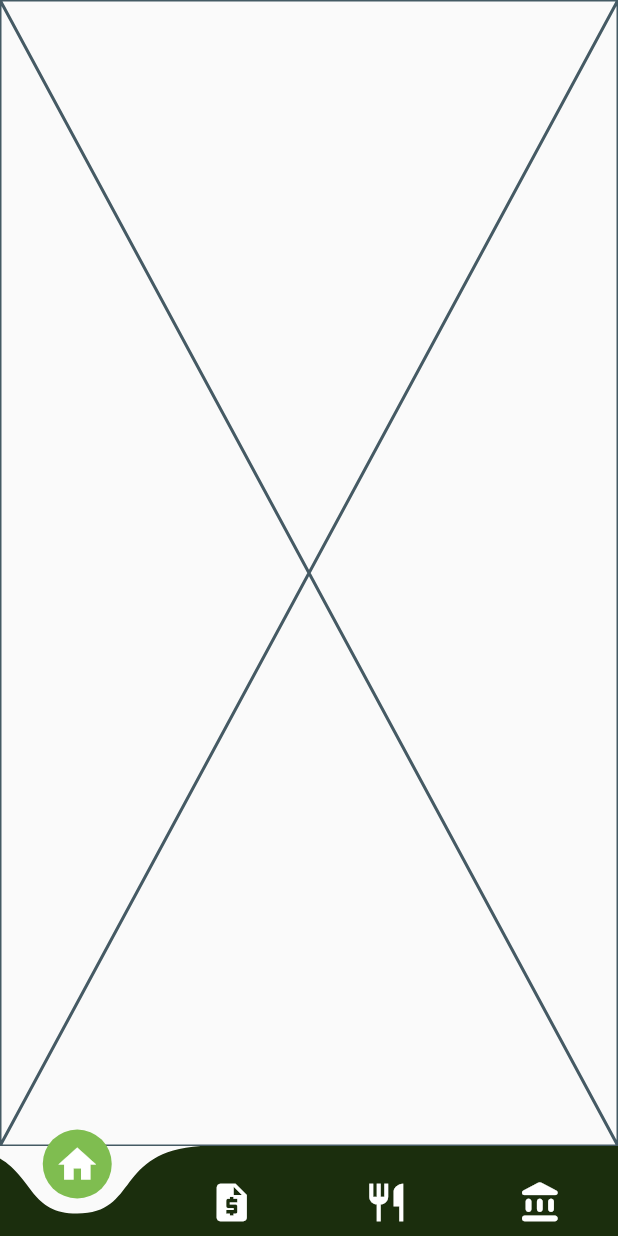
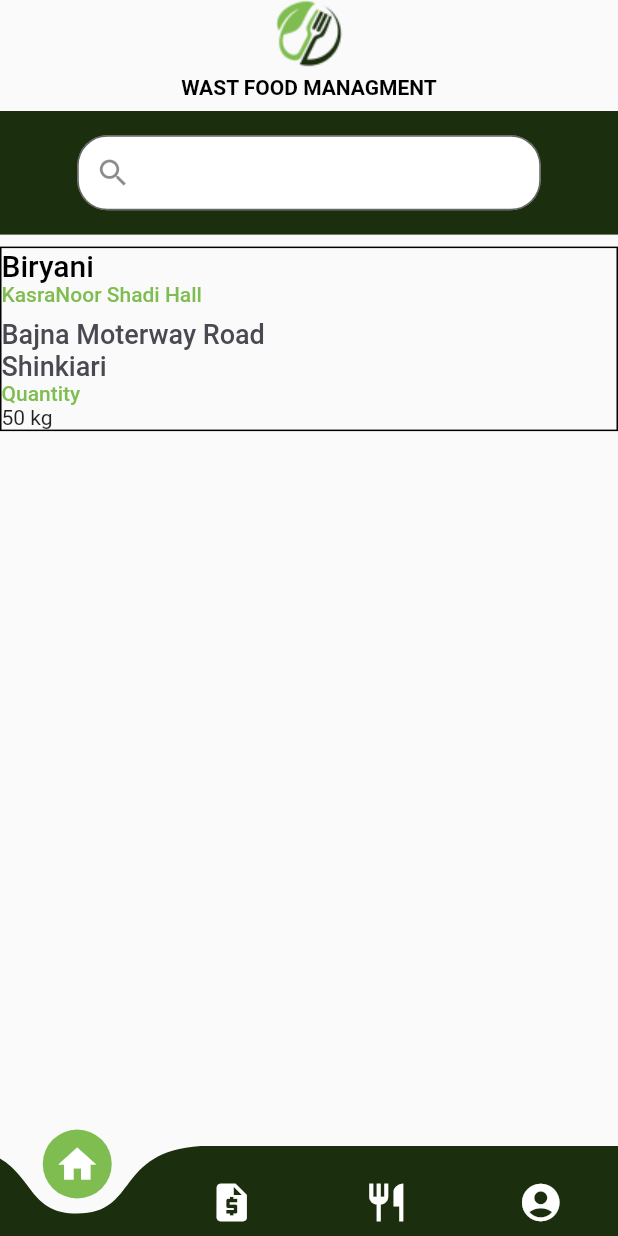
Before and after one commit to abdullahmad23/wfms, a Flutter app: the ClientMain screen opened directly, on a phone screen of 412 x 824 dp. Run offline on Flutter 3.47's test engine with Material 2 defaults, Android fonts, the phone set to English and light mode, and no system bars; drawn by our look-alikes of curved_navigation_bar; our stand-ins replace cloud_firestore, firebase_auth, firebase_core, flutter_easyloading; missing offline and left inert: dart:ffi; accounts and stored records are empty.

Commit message:
some little food pages changes

```diff
--- /dev/null
+++ b/lib/Components/AppLogo.dart
@@ -0,0 +1,13 @@
+import 'package:flutter/material.dart';
+
+Widget AppLogo(){
+  return Container(
+      child:Column(
+        children: [
+          Image.asset('assets/WfmsLogo.png'),
+          Text('WAST FOOD MANAGMENT',style:TextStyle(color:Colors.black,fontWeight: FontWeight.bold,),),
+        ],
+      ),
+  );
+
+}
--- a/lib/Screens/Client/ClientHome.dart
+++ b/lib/Screens/Client/ClientHome.dart
@@ -1,4 +1,5 @@
 import 'package:flutter/material.dart';
+import 'package:waste/Components/AppLogo.dart';
 
 class ClientHome extends StatefulWidget {
   const ClientHome({super.key});
@@ -8,8 +9,111 @@ class ClientHome extends StatefulWidget {
 }
 
 class _ClientHomeState extends State<ClientHome> {
+  TextEditingController searchBarText = TextEditingController();
+
   @override
   Widget build(BuildContext context) {
-    return const Placeholder();
+    return Scaffold(
+      body: SafeArea(
+        child: Column(children: [
+          SizedBox(
+            width: double.infinity,
+          ),
+          AppLogo(),
+          SizedBox(
+            height: 8.0,
+          ),
+          searchBar(),
+
+          SizedBox(
+            height: 8.0,
+          ),
+          Container(
+            decoration: BoxDecoration(
+              border: Border.all(),
+            ),
+            child: Row(
+
+              children: [
+                Column(
+                  crossAxisAlignment: CrossAxisAlignment.start,
+                  children: [
+                    Text(
+                      'Biryani',
+                      style: TextStyle(
+                          fontSize: 20,
+                          fontWeight: FontWeight.w500,
+                          color: Colors.black),
+                    ),
+                    Text(
+                      'KasraNoor Shadi Hall',
+                      style: TextStyle(
+                        fontSize: 14,
+                        fontWeight: FontWeight.w500,
+                        color: Color(0xff7fbd50),
+                      ),
+                    ),
+                    SizedBox(
+                      height: 8.0,
+                    ),
+                    Text('Bajna Moterway Road \nShinkiari', style: TextStyle(
+                        fontSize: 18,
+                        fontWeight: FontWeight.w500,
+                        color: Color(0xff4a4951),),),
+
+                  Row(
+                    children: [
+                      Column(
+                        crossAxisAlignment: CrossAxisAlignment.start,
+                        children: [
+
+                          Text('Quantity ',style: TextStyle(
+                            fontSize: 14,
+                            fontWeight: FontWeight.w500,
+                            color: Color(0xff7fbd50)),),
+                          Text('50 kg'),
+                        ],
+                      ),
+                    ],
+                  ),
+
+                  ],
+                ),
+              ],
+            ),
+          ),
+        ]),
+      ),
+    );
+  }
+
+  Widget searchBar() {
+    return Container(
+      width: MediaQuery.of(context).size.width,
+      height: MediaQuery.of(context).size.height * 0.1,
+      color: Color(0xff1b2e0d),
+      child: Column(
+          mainAxisAlignment: MainAxisAlignment.center,
+          crossAxisAlignment: CrossAxisAlignment.center,
+          children: [
+            Container(
+              width: MediaQuery.of(context).size.width * 0.75,
+              height: 50.0,
+              child: TextField(
+                controller: searchBarText,
+                keyboardType: TextInputType.text,
+                decoration: InputDecoration(
+                  border: OutlineInputBorder(
+                    borderRadius: BorderRadius.circular(20.0),
+                  ),
+                  prefixIcon: Icon(Icons.search),
+                  focusColor: Color(0xff7FBD50),
+                  filled: true,
+                  fillColor: Colors.white,
+                ),
+              ),
+            ),
+          ]),
+    );
   }
 }
--- a/lib/Screens/Client/ClientMain.dart
+++ b/lib/Screens/Client/ClientMain.dart
@@ -56,7 +56,7 @@ class _ClientMainState extends State<ClientMain> {
           Icon(Icons.home, size: 30, color: Colors.white),
           Icon(Icons.request_quote, size: 30, color: Colors.white),
           Icon(Icons.restaurant_sharp, size: 30, color: Colors.white),
-          Icon(Icons.account_balance_rounded, size: 30, color: Colors.white),
+          Icon(Icons.account_circle, size: 30, color: Colors.white),
         ],
         color: const Color(0xff1b2e0d),
         buttonBackgroundColor: const Color(0xff7FBD50),
--- a/lib/main.dart
+++ b/lib/main.dart
@@ -3,6 +3,8 @@ import 'package:flutter/material.dart';
 import 'package:flutter_easyloading/flutter_easyloading.dart';
 import 'package:waste/Screens/SelectionScreen.dart';
 import 'package:waste/firebase_options.dart';
+
+import 'Screens/Client/ClientHome.dart';
 
 Future<void> main() async {
   WidgetsFlutterBinding.ensureInitialized();
@@ -32,7 +34,7 @@ class _MyAppState extends State<MyApp> {
         const Duration(seconds: 3),
         () => Navigator.push(
               context,
-              MaterialPageRoute(builder: (context) => const SelectionScreen()),
+              MaterialPageRoute(builder: (context) => const ClientHome()/*SelectionScreen()*/),
             ));
   }
 
```
Also changed, not shown: lib/Screens/navigator.dart (deleted, +0 -52 lines), assets/WfmsLogo.png (added).
